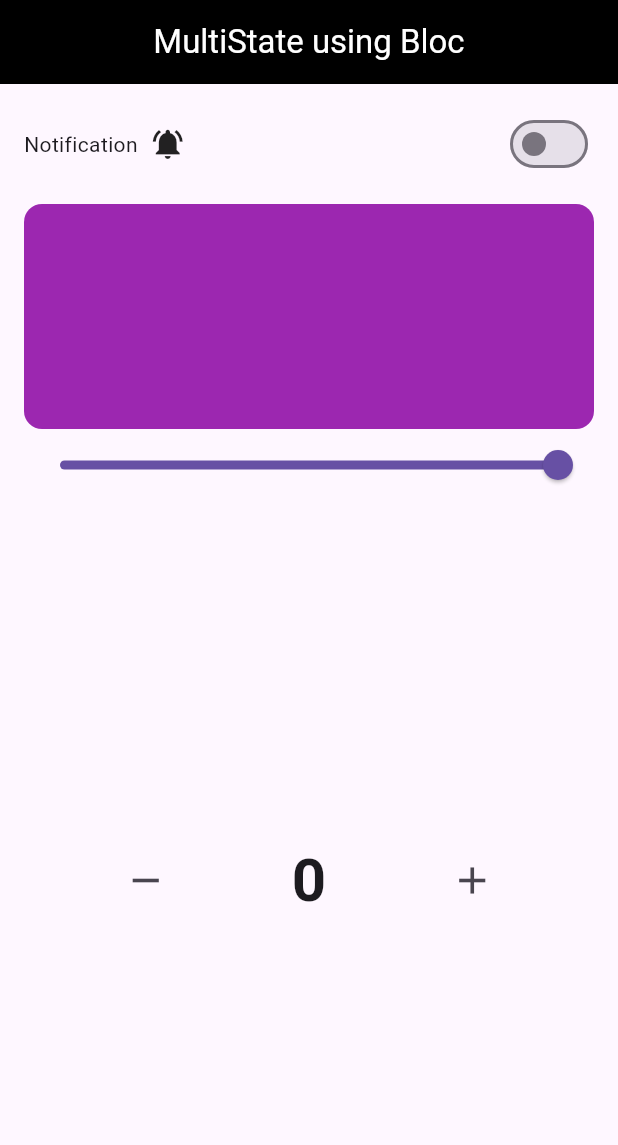
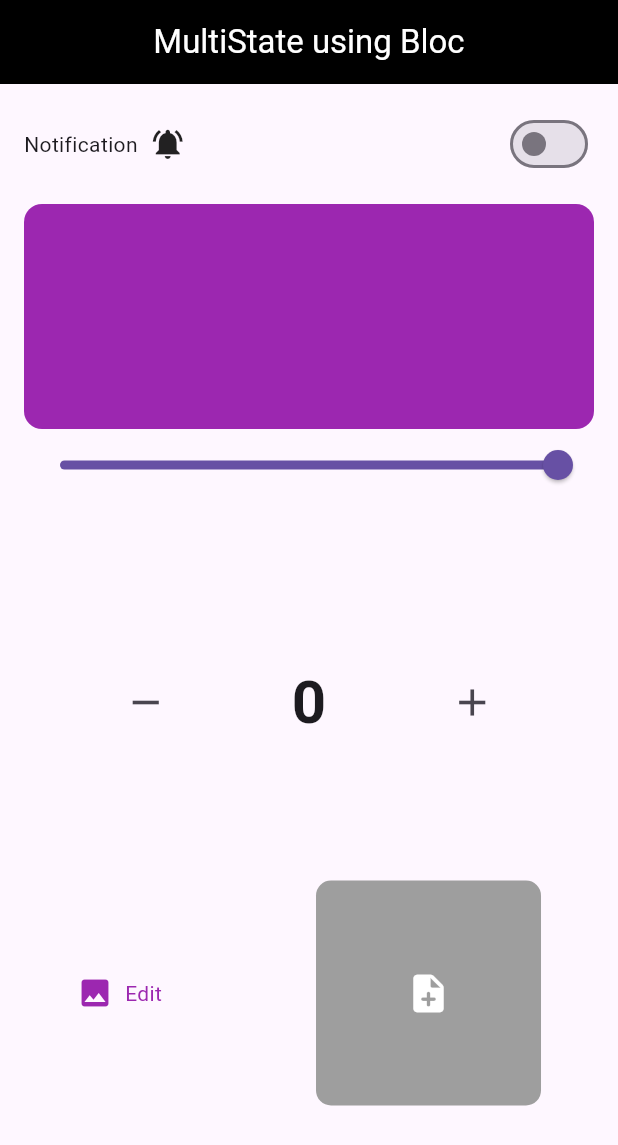
Before and after one commit to Zimil-Patel/bloc_practice, a Flutter app: the screen it shows after launch, on a phone screen of 412 x 824 dp. Shown: the top 1145 px of the screen. Run offline on Flutter 3.47's test engine with Material 3 defaults, Android fonts, the phone set to English and light mode, and no system bars; our stand-ins replace bloc, equatable, flutter_bloc, image_picker.

Commit message:
04 Jun 2025

```diff
--- a/lib/bloc/counter bloc/counter_events.dart
+++ b/lib/bloc/counter bloc/counter_events.dart
@@ -1,6 +1,6 @@
 import 'package:equatable/equatable.dart';
 
-class CounterEvent extends Equatable {
+abstract class CounterEvent extends Equatable {
   const CounterEvent();
 
   @override
--- /dev/null
+++ b/lib/bloc/image bloc/image_bloc.dart
@@ -0,0 +1,26 @@
+import 'package:bloc/bloc.dart';
+import 'package:bloc_practice/bloc/image%20bloc/image_events.dart';
+import 'package:bloc_practice/bloc/image%20bloc/image_state.dart';
+import 'package:bloc_practice/utils/image_utils.dart';
+import 'package:image_picker/image_picker.dart';
+
+class ImageBloc extends Bloc<ImageEvents, ImageState>{
+
+  final ImageUtils imageUtils;
+
+  ImageBloc(this.imageUtils) : super(ImageState()) {
+    on<CaptureCameraImage>(_captureCameraImage);
+    on<PickGalleryImage>(_pickGalleryImage);
+  }
+
+  _captureCameraImage(CaptureCameraImage event, Emitter<ImageState> emit) async {
+    XFile? file = await imageUtils.captureCameraImage();
+    emit(state.copyWith(file: file));
+  }
+
+  _pickGalleryImage(PickGalleryImage event, Emitter<ImageState> emit) async {
+    XFile? file = await imageUtils.pickGalleryImage();
+    emit(state.copyWith(file: file));
+  }
+
+}
--- /dev/null
+++ b/lib/bloc/image bloc/image_events.dart
@@ -0,0 +1,12 @@
+import 'package:equatable/equatable.dart';
+
+abstract class ImageEvents extends Equatable {
+  const ImageEvents();
+
+  @override
+  List<Object?> get props => [];
+}
+
+class CaptureCameraImage extends ImageEvents{}
+
+class PickGalleryImage extends ImageEvents{}
--- /dev/null
+++ b/lib/bloc/image bloc/image_state.dart
@@ -0,0 +1,14 @@
+import 'package:equatable/equatable.dart';
+import 'package:image_picker/image_picker.dart';
+
+class ImageState extends Equatable{
+
+  final XFile? file;
+
+  const ImageState({this.file});
+
+  ImageState copyWith({XFile? file}) => ImageState(file: file ?? this.file);
+
+  @override
+  List<Object?> get props => [file];
+}
--- a/lib/bloc/multi bloc/multi_events.dart
+++ b/lib/bloc/multi bloc/multi_events.dart
@@ -1,6 +1,6 @@
 import 'package:equatable/equatable.dart';
 
-class MultiEvent extends Equatable{
+abstract class MultiEvent extends Equatable{
 
   const MultiEvent();
 
--- a/lib/main.dart
+++ b/lib/main.dart
@@ -1,6 +1,8 @@
 import 'package:bloc_practice/bloc/counter%20bloc/counter_bloc.dart';
+import 'package:bloc_practice/bloc/image%20bloc/image_bloc.dart';
 import 'package:bloc_practice/bloc/multi%20bloc/multi_bloc.dart';
 import 'package:bloc_practice/ui/multi%20screen/multi_screen.dart';
+import 'package:bloc_practice/utils/image_utils.dart';
 import 'package:flutter/material.dart';
 import 'package:flutter_bloc/flutter_bloc.dart';
 
@@ -23,6 +25,7 @@ class _BlocAppState extends State<BlocApp> {
         providers: [
           BlocProvider(create: (_) => CounterBloc()),
           BlocProvider(create: (_) => MultiBloc()),
+          BlocProvider(create: (_) => ImageBloc(ImageUtils())),
         ],
         child: MultiScreen(),
       ),
--- /dev/null
+++ b/lib/ui/image screen/image_screen.dart
@@ -0,0 +1,93 @@
+import 'dart:io';
+
+import 'package:bloc_practice/bloc/image%20bloc/image_bloc.dart';
+import 'package:bloc_practice/bloc/image%20bloc/image_events.dart';
+import 'package:bloc_practice/bloc/image%20bloc/image_state.dart';
+import 'package:flutter/material.dart';
+import 'package:flutter_bloc/flutter_bloc.dart';
+
+class ImageScreen extends StatelessWidget {
+  const ImageScreen({super.key});
+
+  @override
+  Widget build(BuildContext context) {
+    return Column(
+      children: [
+        Row(
+          mainAxisAlignment: MainAxisAlignment.spaceAround,
+          children: [
+            InkWell(
+              onTap: () {
+                _showImageOptions(context);
+              },
+              child: Row(
+                children: [
+                  Icon(
+                    Icons.image,
+                    color: Colors.purple,
+                  ),
+                  SizedBox(width: 8),
+                  Text(
+                    'Edit',
+                    style: TextStyle(color: Colors.purple),
+                  ),
+                ],
+              ),
+            ),
+            Container(
+              height: 150,
+              width: 150,
+              decoration: BoxDecoration(
+                borderRadius: BorderRadius.circular(10),
+                color: Colors.grey,
+              ),
+              child:
+              BlocBuilder<ImageBloc, ImageState>(builder: (context, state) {
+                return state.file == null
+                    ? Icon(
+                  Icons.note_add_rounded,
+                  color: Colors.white,
+                  size: 30,
+                )
+                    : ClipRRect(
+                  borderRadius: BorderRadius.circular(10),
+                  child: Image.file(
+                    File(
+                      state.file!.path.toString(),
+                    ),
+                  ),
+                );
+              }),
+            ),
+          ],
+        ),
+      ],
+    );
+  }
+}
+
+
+_showImageOptions(BuildContext context) {
+  showModalBottomSheet(context: context, builder: (context) => Column(
+    mainAxisSize: MainAxisSize.min,
+    children: [
+      ElevatedButton(onPressed: (){
+        context.read<ImageBloc>().add(CaptureCameraImage());
+      }, child: Row(
+        children: [
+          Icon(Icons.camera),
+          Text('Camera'),
+        ],
+      ),),
+
+      ElevatedButton(onPressed: (){
+        context.read<ImageBloc>().add(PickGalleryImage());
+      }, child: Row(
+        children: [
+          Icon(Icons.photo_library_sharp),
+          Text('Gallery'),
+        ],
+      ),),
+    ],
+  ));
+}
--- a/lib/ui/multi screen/multi_screen.dart
+++ b/lib/ui/multi screen/multi_screen.dart
@@ -1,4 +1,5 @@
 import 'dart:developer';
+import 'package:bloc_practice/ui/image%20screen/image_screen.dart';
 import 'package:flutter/material.dart';
 import 'package:flutter_bloc/flutter_bloc.dart';
 import '../../bloc/multi bloc/multi_bloc.dart';
@@ -93,6 +94,10 @@ class _MultiScreenState extends State<MultiScreen> {
           // Counter Screen taking remaining space
           const SizedBox(height: 16),
           Expanded(child: CounterScreen()),
+
+
+          // Image Screen
+          Expanded(child: ImageScreen()),
         ],
       ),
     );
--- /dev/null
+++ b/lib/utils/image_utils.dart
@@ -0,0 +1,16 @@
+import 'package:image_picker/image_picker.dart';
+
+class ImageUtils{
+
+  ImagePicker picker = ImagePicker();
+
+  Future<XFile?> captureCameraImage() async{
+    XFile? file = await picker.pickImage(source: ImageSource.camera);
+    return file;
+  }
+
+  Future<XFile?> pickGalleryImage() async{
+    XFile? file = await picker.pickImage(source: ImageSource.gallery);
+    return file;
+  }
+}
--- a/pubspec.yaml
+++ b/pubspec.yaml
@@ -37,6 +37,7 @@ dependencies:
   equatable: ^2.0.7
   bloc: ^9.0.0
   flutter_bloc: ^9.1.1
+  image_picker: ^1.1.2
 
 dev_dependencies:
   flutter_test:
```
Also changed, not shown: pubspec.lock, 2 other files.
